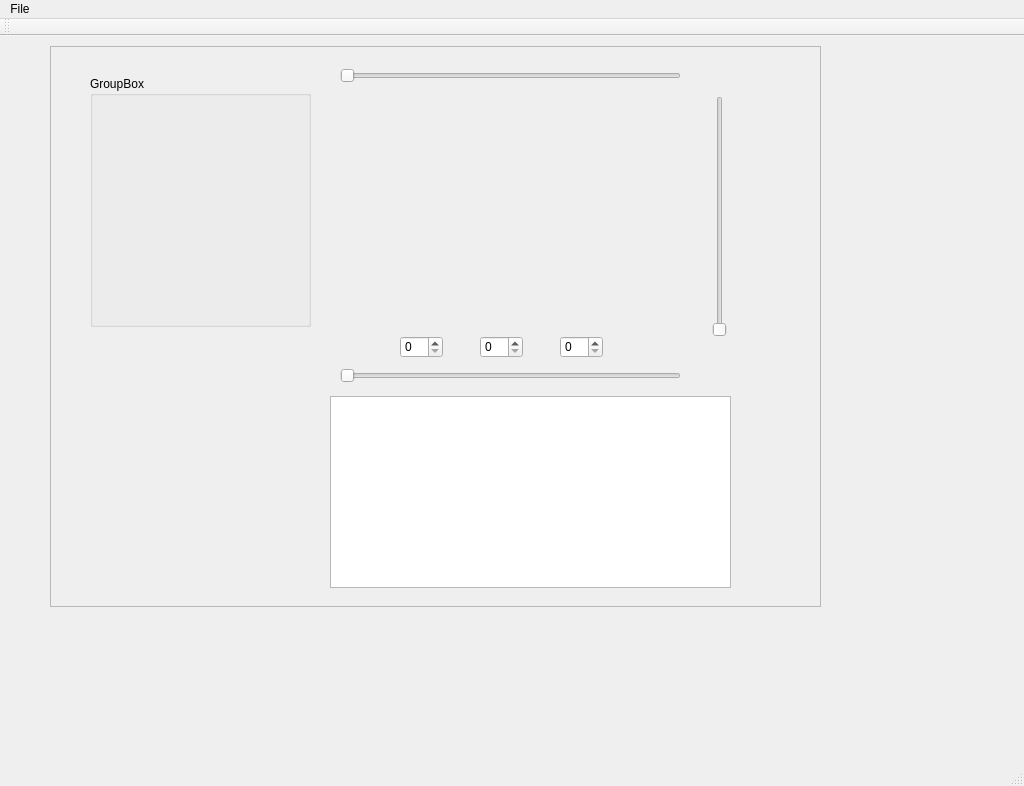
Qt form apps/viewer/ui/mainwindowdaffviewer.ui (svn2github/opendaff) before a commit.
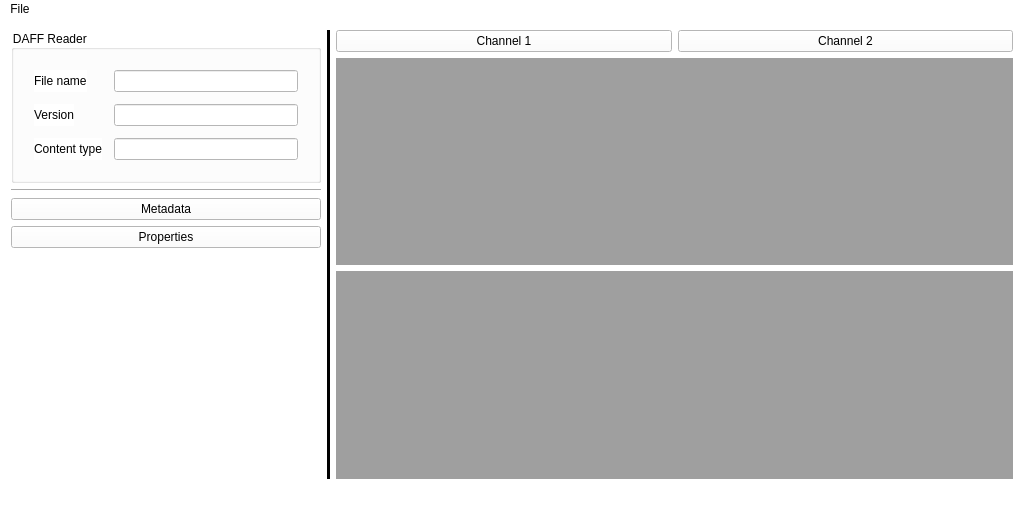
The same form after that commit. Custom widgets are drawn as their Qt base class.

Commit message: upd: DAFFViewer progress, arranging GUI elements.

Diff of the .ui file:
```diff
--- a/apps/viewer/ui/mainwindowdaffviewer.ui
+++ b/apps/viewer/ui/mainwindowdaffviewer.ui
@@ -7,15 +7,9 @@
     <x>0</x>
     <y>0</y>
     <width>1024</width>
-    <height>786</height>
+    <height>512</height>
    </rect>
   </property>
-  <property name="sizePolicy">
-   <sizepolicy hsizetype="Maximum" vsizetype="Maximum">
-    <horstretch>0</horstretch>
-    <verstretch>0</verstretch>
-   </sizepolicy>
-  </property>
   <property name="acceptDrops">
    <bool>true</bool>
   </property>
@@ -25,144 +19,201 @@
   <property name="autoFillBackground">
    <bool>false</bool>
   </property>
+  <property name="styleSheet">
+   <string notr="true">background-color: rgb(255, 255, 255);</string>
+  </property>
+  <property name="toolButtonStyle">
+   <enum>Qt::ToolButtonIconOnly</enum>
+  </property>
   <property name="tabShape">
    <enum>QTabWidget::Rounded</enum>
   </property>
   <widget class="QWidget" name="DAFFCentralWidget">
-   <widget class="QFrame" name="DAFFFrame">
-    <property name="geometry">
-     <rect>
-      <x>50</x>
-      <y>10</y>
-      <width>771</width>
-      <height>561</height>
-     </rect>
-    </property>
-    <property name="sizePolicy">
-     <sizepolicy hsizetype="Maximum" vsizetype="Maximum">
-      <horstretch>0</horstretch>
-      <verstretch>0</verstretch>
-     </sizepolicy>
-    </property>
-    <property name="frameShape">
-     <enum>QFrame::StyledPanel</enum>
-    </property>
-    <property name="frameShadow">
-     <enum>QFrame::Raised</enum>
-    </property>
-    <widget class="QWidget" name="widget" native="true">
-     <property name="geometry">
-      <rect>
-       <x>290</x>
-       <y>50</y>
-       <width>341</width>
-       <height>231</height>
-      </rect>
-     </property>
-     <property name="styleSheet">
-      <string notr="true">color: qlineargradient(spread:pad, x1:0, y1:0, x2:0, y2:1, stop:0 rgba(0, 0, 0, 255), stop:0.33 rgba(0, 0, 0, 255), stop:0.34 rgba(255, 30, 30, 255), stop:0.66 rgba(255, 0, 0, 255), stop:0.67 rgba(255, 255, 0, 255), stop:1 rgba(255, 255, 0, 255));</string>
-     </property>
-    </widget>
-    <widget class="QGroupBox" name="groupBox">
-     <property name="geometry">
-      <rect>
-       <x>40</x>
-       <y>30</y>
-       <width>221</width>
-       <height>251</height>
-      </rect>
-     </property>
-     <property name="title">
-      <string>GroupBox</string>
-     </property>
-    </widget>
-    <widget class="QSlider" name="verticalSlider">
-     <property name="geometry">
-      <rect>
-       <x>660</x>
-       <y>50</y>
-       <width>20</width>
-       <height>241</height>
-      </rect>
-     </property>
-     <property name="orientation">
-      <enum>Qt::Vertical</enum>
-     </property>
-    </widget>
-    <widget class="QSlider" name="horizontalSlider">
-     <property name="geometry">
-      <rect>
-       <x>290</x>
-       <y>320</y>
-       <width>341</width>
-       <height>20</height>
-      </rect>
-     </property>
-     <property name="orientation">
-      <enum>Qt::Horizontal</enum>
-     </property>
-    </widget>
-    <widget class="QSlider" name="horizontalSlider_2">
-     <property name="geometry">
-      <rect>
-       <x>290</x>
-       <y>20</y>
-       <width>341</width>
-       <height>20</height>
-      </rect>
-     </property>
-     <property name="orientation">
-      <enum>Qt::Horizontal</enum>
-     </property>
-    </widget>
-    <widget class="QSpinBox" name="spinBox">
-     <property name="geometry">
-      <rect>
-       <x>350</x>
-       <y>290</y>
-       <width>43</width>
-       <height>22</height>
-      </rect>
-     </property>
-    </widget>
-    <widget class="QSpinBox" name="spinBox_2">
-     <property name="geometry">
-      <rect>
-       <x>430</x>
-       <y>290</y>
-       <width>43</width>
-       <height>22</height>
-      </rect>
-     </property>
-    </widget>
-    <widget class="QSpinBox" name="spinBox_3">
-     <property name="geometry">
-      <rect>
-       <x>510</x>
-       <y>290</y>
-       <width>43</width>
-       <height>22</height>
-      </rect>
-     </property>
-    </widget>
-    <widget class="QListView" name="listView">
-     <property name="geometry">
-      <rect>
-       <x>280</x>
-       <y>350</y>
-       <width>401</width>
-       <height>192</height>
-      </rect>
-     </property>
-    </widget>
-   </widget>
+   <property name="enabled">
+    <bool>true</bool>
+   </property>
+   <property name="sizePolicy">
+    <sizepolicy hsizetype="Expanding" vsizetype="Expanding">
+     <horstretch>0</horstretch>
+     <verstretch>0</verstretch>
+    </sizepolicy>
+   </property>
+   <layout class="QHBoxLayout" name="horizontalLayout_2">
+    <item>
+     <layout class="QHBoxLayout" name="horizontalLayout">
+      <item>
+       <layout class="QVBoxLayout" name="verticalLayout">
+        <item>
+         <widget class="DAFFReaderGroupBox" name="groupBox">
+          <property name="maximumSize">
+           <size>
+            <width>310</width>
+            <height>16777215</height>
+           </size>
+          </property>
+          <property name="styleSheet">
+           <string notr="true"/>
+          </property>
+          <property name="title">
+           <string>DAFF Reader </string>
+          </property>
+          <layout class="QFormLayout" name="formLayout_2">
+           <property name="horizontalSpacing">
+            <number>12</number>
+           </property>
+           <property name="verticalSpacing">
+            <number>12</number>
+           </property>
+           <property name="leftMargin">
+            <number>20</number>
+           </property>
+           <property name="topMargin">
+            <number>20</number>
+           </property>
+           <property name="rightMargin">
+            <number>20</number>
+           </property>
+           <property name="bottomMargin">
+            <number>20</number>
+           </property>
+           <item row="1" column="0">
+            <widget class="QLabel" name="label">
+             <property name="styleSheet">
+              <string notr="true"/>
+             </property>
+             <property name="text">
+              <string>File name</string>
+             </property>
+            </widget>
+           </item>
+           <item row="1" column="1">
+            <widget class="QLineEdit" name="lineEdit">
+             <property name="enabled">
+              <bool>false</bool>
+             </property>
+            </widget>
+           </item>
+           <item row="2" column="0">
+            <widget class="QLabel" name="label_2">
+             <property name="text">
+              <string>Version</string>
+             </property>
+            </widget>
+           </item>
+           <item row="2" column="1">
+            <widget class="QLineEdit" name="lineEdit_2">
+             <property name="enabled">
+              <bool>false</bool>
+             </property>
+            </widget>
+           </item>
+           <item row="3" column="0">
+            <widget class="QLabel" name="label_3">
+             <property name="text">
+              <string>Content type</string>
+             </property>
+            </widget>
+           </item>
+           <item row="3" column="1">
+            <widget class="QLineEdit" name="lineEdit_3">
+             <property name="enabled">
+              <bool>false</bool>
+             </property>
+            </widget>
+           </item>
+          </layout>
+         </widget>
+        </item>
+        <item>
+         <widget class="Line" name="line">
+          <property name="orientation">
+           <enum>Qt::Horizontal</enum>
+          </property>
+         </widget>
+        </item>
+        <item>
+         <widget class="QPushButton" name="pushButton">
+          <property name="text">
+           <string>Metadata</string>
+          </property>
+         </widget>
+        </item>
+        <item>
+         <widget class="QPushButton" name="pushButton_2">
+          <property name="text">
+           <string>Properties</string>
+          </property>
+         </widget>
+        </item>
+        <item>
+         <spacer name="verticalSpacer">
+          <property name="orientation">
+           <enum>Qt::Vertical</enum>
+          </property>
+          <property name="sizeHint" stdset="0">
+           <size>
+            <width>20</width>
+            <height>40</height>
+           </size>
+          </property>
+         </spacer>
+        </item>
+       </layout>
+      </item>
+      <item>
+       <widget class="Line" name="line_2">
+        <property name="frameShadow">
+         <enum>QFrame::Plain</enum>
+        </property>
+        <property name="lineWidth">
+         <number>3</number>
+        </property>
+        <property name="midLineWidth">
+         <number>0</number>
+        </property>
+        <property name="orientation">
+         <enum>Qt::Vertical</enum>
+        </property>
+       </widget>
+      </item>
+      <item>
+       <layout class="QVBoxLayout" name="verticalLayout_3">
+        <item>
+         <layout class="QHBoxLayout" name="horizontalLayout_3">
+          <item>
+           <widget class="QPushButton" name="pushButton_3">
+            <property name="text">
+             <string>Channel 1</string>
+            </property>
+           </widget>
+          </item>
+          <item>
+           <widget class="QPushButton" name="pushButton_4">
+            <property name="text">
+             <string>Channel 2</string>
+            </property>
+           </widget>
+          </item>
+         </layout>
+        </item>
+        <item>
+         <widget class="QMdiArea" name="mdiArea"/>
+        </item>
+        <item>
+         <widget class="QMdiArea" name="mdiArea_2"/>
+        </item>
+       </layout>
+      </item>
+     </layout>
+    </item>
+   </layout>
   </widget>
   <widget class="QMenuBar" name="DAFFMenuBar">
    <property name="geometry">
     <rect>
      <x>0</x>
      <y>0</y>
-     <width>832</width>
+     <width>1024</width>
      <height>21</height>
     </rect>
    </property>
@@ -175,15 +226,7 @@
    </widget>
    <addaction name="menuFile"/>
   </widget>
-  <widget class="QToolBar" name="DAFFToolBar">
-   <attribute name="toolBarArea">
-    <enum>TopToolBarArea</enum>
-   </attribute>
-   <attribute name="toolBarBreak">
-    <bool>false</bool>
-   </attribute>
-  </widget>
-  <widget class="QStatusBar" name="DAFFStatusBar"/>
+  <widget class="QStatusBar" name="statusBar"/>
   <action name="actionOpen">
    <property name="text">
     <string>Open</string>
@@ -199,6 +242,14 @@
   </action>
  </widget>
  <layoutdefault spacing="6" margin="11"/>
+ <customwidgets>
+  <customwidget>
+   <class>DAFFReaderGroupBox</class>
+   <extends>QGroupBox</extends>
+   <header>daffreadergroupbox.h</header>
+   <container>1</container>
+  </customwidget>
+ </customwidgets>
  <resources/>
  <connections/>
 </ui>
```
The commit also changes 5 other files.
